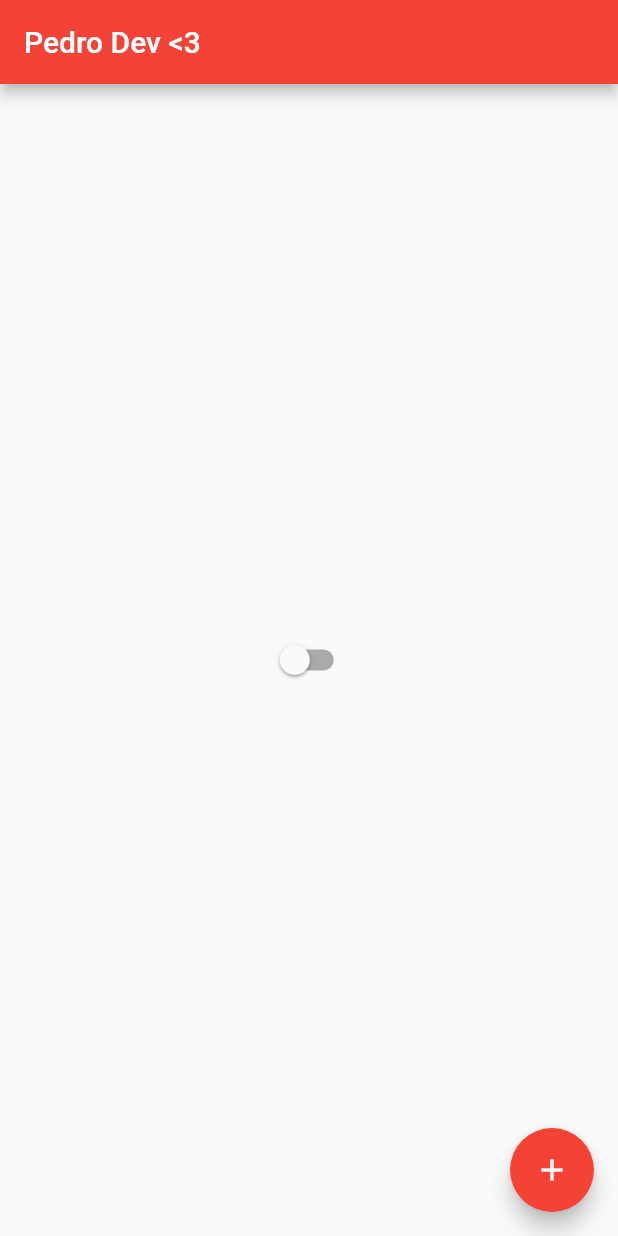
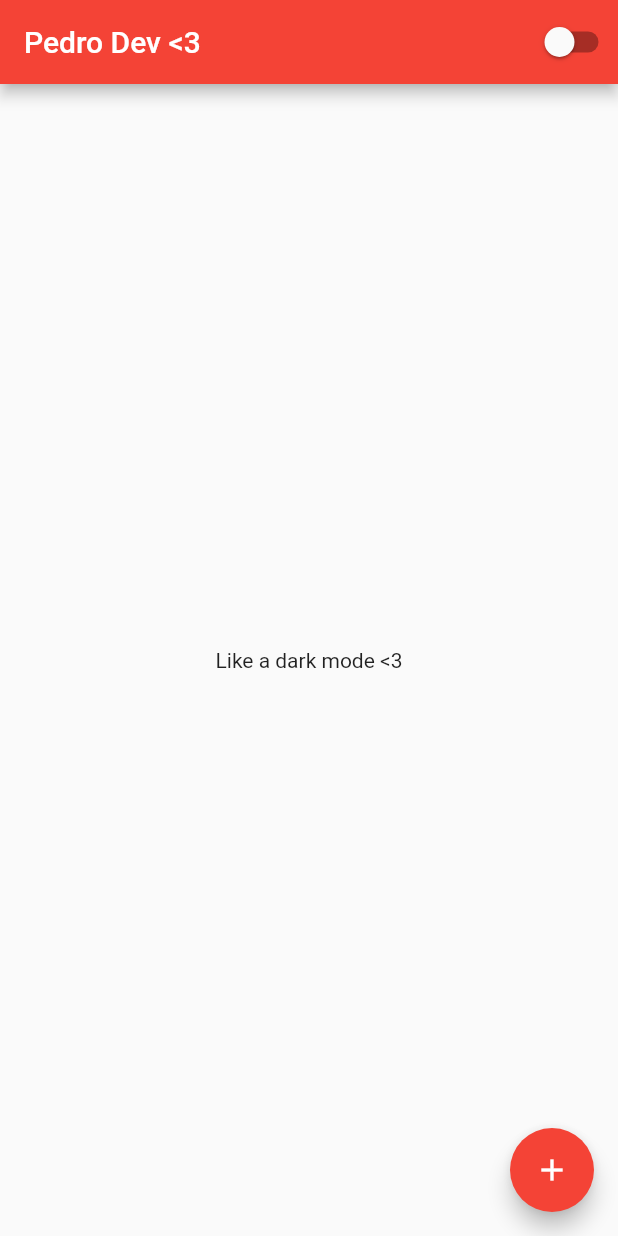
Before and after one commit to 1pedr1N/learningFlutter, a Flutter app: the screen it shows after launch, on a phone screen of 412 x 824 dp. Run offline on Flutter 3.47's test engine with Material 2 defaults, Android fonts, the phone set to English and light mode, and no system bars.

Commit message:
class 13

```diff
--- a/lib/home_page.dart
+++ b/lib/home_page.dart
@@ -15,19 +15,12 @@ class HomePageState extends State<HomePage> {
   Widget build(BuildContext context) {
     return Scaffold(
       appBar: AppBar(
+        actions: [CustomSwitcher()],
         backgroundColor:
             AppController.instance.isDartTheme ? Colors.black26 : Colors.red,
         title: Text('Pedro Dev <3'),
       ),
-      body: Center(
-        child: Switch(
-            value: AppController.instance.isDartTheme,
-            onChanged: (value) {
-              setState(() {
-                AppController.instance.changeTheme();
-              });
-            }),
-      ),
+      body: Center(child: Text('Like a dark mode <3')),
       floatingActionButton: FloatingActionButton(
         child: Icon(Icons.add),
         onPressed: () {
@@ -39,3 +32,16 @@ class HomePageState extends State<HomePage> {
     );
   }
 }
+
+class CustomSwitcher extends StatelessWidget {
+  const CustomSwitcher({Key? key}) : super(key: key);
+
+  @override
+  Widget build(BuildContext context) {
+    return Switch(
+        value: AppController.instance.isDartTheme,
+        onChanged: (value) {
+          AppController.instance.changeTheme();
+        });
+  }
+}
```
